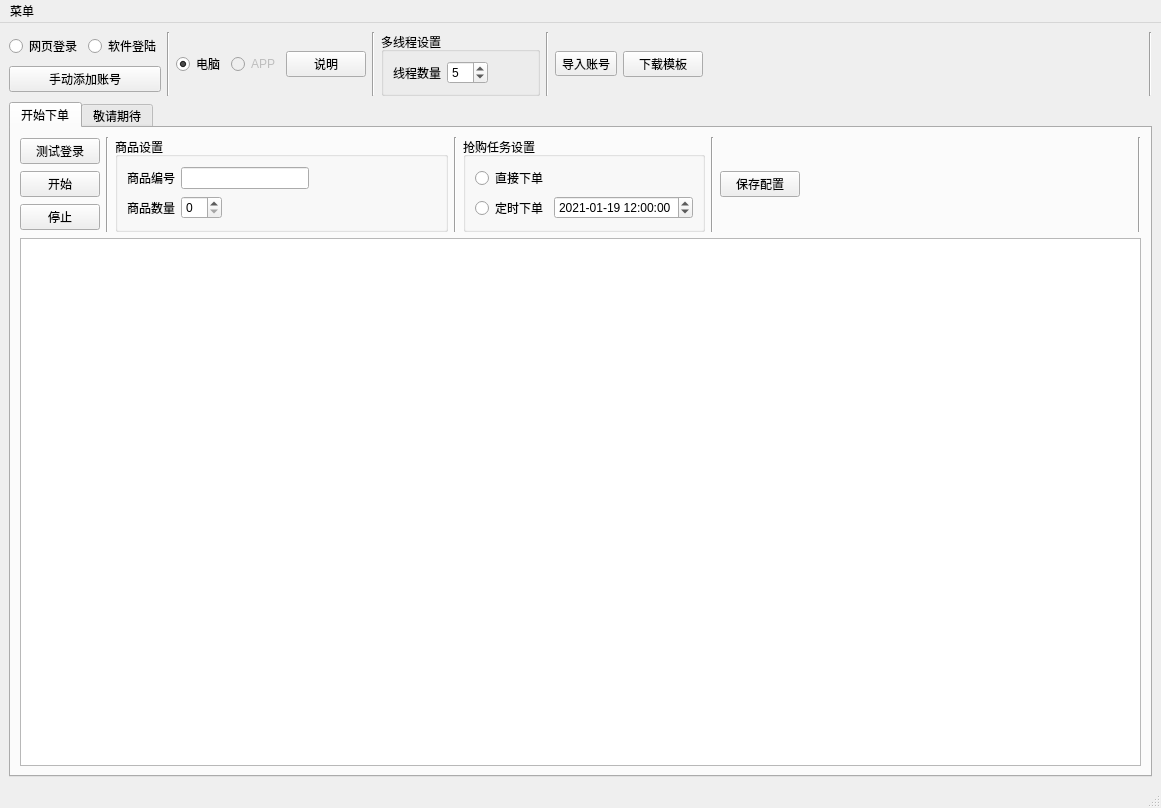
a516833759/jd_seckill, file jd_main_ui.ui: the form before one commit.
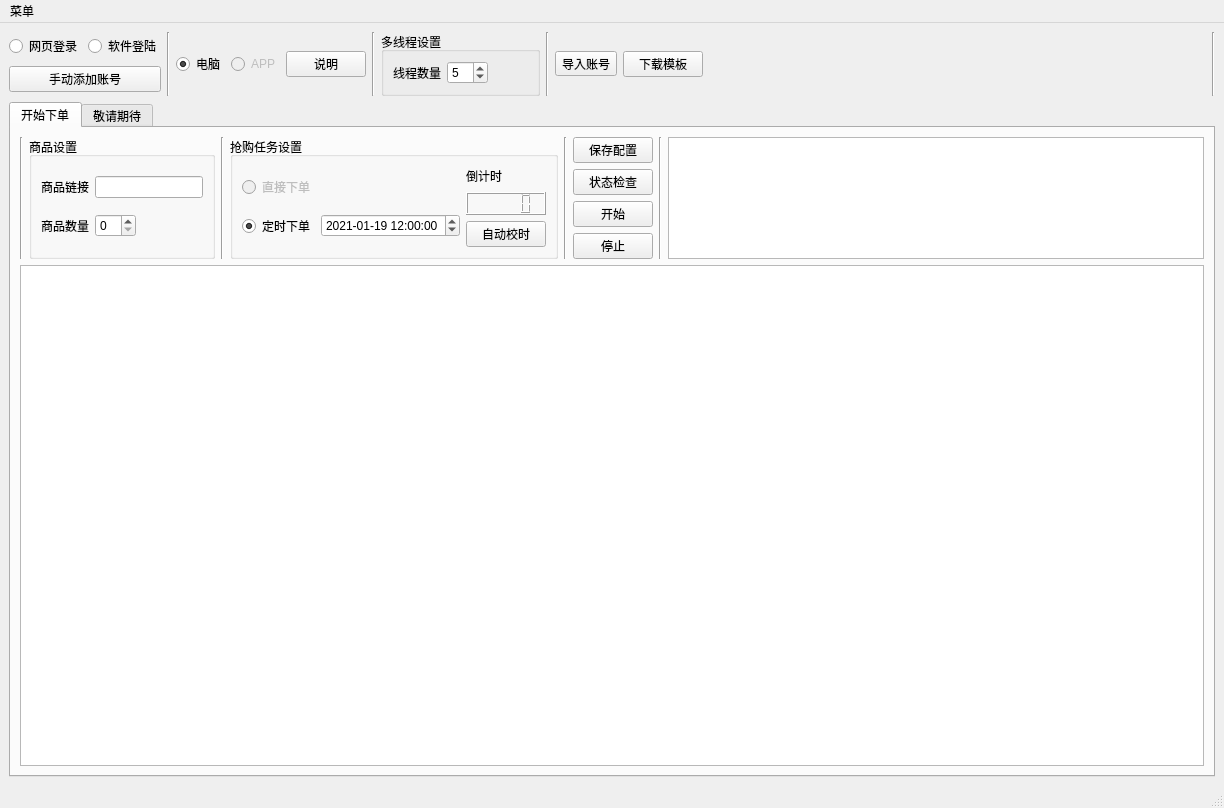
The form after the commit.

Commit message: 自动获取下单时间

Patch:
```diff
--- a/jd_main_ui.ui
+++ b/jd_main_ui.ui
@@ -6,10 +6,16 @@
    <rect>
     <x>0</x>
     <y>0</y>
-    <width>1161</width>
+    <width>1224</width>
     <height>808</height>
    </rect>
   </property>
+  <property name="sizePolicy">
+   <sizepolicy hsizetype="Fixed" vsizetype="Fixed">
+    <horstretch>0</horstretch>
+    <verstretch>0</verstretch>
+   </sizepolicy>
+  </property>
   <property name="windowTitle">
    <string>京东茅台抢购</string>
   </property>
@@ -205,31 +211,6 @@
          <layout class="QVBoxLayout" name="verticalLayout_3">
           <item>
            <layout class="QHBoxLayout" name="horizontalLayout_8">
-            <item>
-             <layout class="QVBoxLayout" name="verticalLayout_7">
-              <item>
-               <widget class="QPushButton" name="pushButton_7">
-                <property name="text">
-                 <string>测试登录</string>
-                </property>
-               </widget>
-              </item>
-              <item>
-               <widget class="QPushButton" name="pushButton_4">
-                <property name="text">
-                 <string>开始</string>
-                </property>
-               </widget>
-              </item>
-              <item>
-               <widget class="QPushButton" name="pushButton_5">
-                <property name="text">
-                 <string>停止</string>
-                </property>
-               </widget>
-              </item>
-             </layout>
-            </item>
             <item>
              <widget class="Line" name="line_7">
               <property name="orientation">
@@ -239,6 +220,12 @@
             </item>
             <item>
              <widget class="QGroupBox" name="groupBox_2">
+              <property name="sizePolicy">
+               <sizepolicy hsizetype="Fixed" vsizetype="Preferred">
+                <horstretch>0</horstretch>
+                <verstretch>0</verstretch>
+               </sizepolicy>
+              </property>
               <property name="title">
                <string>商品设置</string>
               </property>
@@ -250,26 +237,13 @@
                    <item>
                     <widget class="QLabel" name="label_2">
                      <property name="text">
-                      <string>商品编号</string>
+                      <string>商品链接</string>
                      </property>
                     </widget>
                    </item>
                    <item>
                     <widget class="QLineEdit" name="lineEdit"/>
                    </item>
-                   <item>
-                    <spacer name="horizontalSpacer_5">
-                     <property name="orientation">
-                      <enum>Qt::Horizontal</enum>
-                     </property>
-                     <property name="sizeHint" stdset="0">
-                      <size>
-                       <width>40</width>
-                       <height>20</height>
-                      </size>
-                     </property>
-                    </spacer>
-                   </item>
                   </layout>
                  </item>
                  <item>
@@ -313,6 +287,12 @@
             </item>
             <item>
              <widget class="QGroupBox" name="groupBox_3">
+              <property name="sizePolicy">
+               <sizepolicy hsizetype="Fixed" vsizetype="Preferred">
+                <horstretch>0</horstretch>
+                <verstretch>0</verstretch>
+               </sizepolicy>
+              </property>
               <property name="title">
                <string>抢购任务设置</string>
               </property>
@@ -323,9 +303,15 @@
                   <layout class="QHBoxLayout" name="horizontalLayout_11">
                    <item>
                     <widget class="QRadioButton" name="radioButton_3">
+                     <property name="enabled">
+                      <bool>false</bool>
+                     </property>
                      <property name="text">
                       <string>直接下单</string>
                      </property>
+                     <property name="checkable">
+                      <bool>false</bool>
+                     </property>
                     </widget>
                    </item>
                   </layout>
@@ -337,6 +323,9 @@
                      <property name="text">
                       <string>定时下单</string>
                      </property>
+                     <property name="checked">
+                      <bool>true</bool>
+                     </property>
                     </widget>
                    </item>
                    <item>
@@ -364,6 +353,31 @@
                  </item>
                 </layout>
                </item>
+               <item>
+                <layout class="QHBoxLayout" name="horizontalLayout_15">
+                 <item>
+                  <layout class="QVBoxLayout" name="verticalLayout_8">
+                   <item>
+                    <widget class="QLabel" name="label_4">
+                     <property name="text">
+                      <string>倒计时</string>
+                     </property>
+                    </widget>
+                   </item>
+                   <item>
+                    <widget class="QLCDNumber" name="lcdNumber"/>
+                   </item>
+                   <item>
+                    <widget class="QPushButton" name="pushButton_8">
+                     <property name="text">
+                      <string>自动校时</string>
+                     </property>
+                    </widget>
+                   </item>
+                  </layout>
+                 </item>
+                </layout>
+               </item>
               </layout>
              </widget>
             </item>
@@ -375,24 +389,36 @@
              </widget>
             </item>
             <item>
-             <widget class="QPushButton" name="pushButton_6">
-              <property name="text">
-               <string>保存配置</string>
-              </property>
-             </widget>
-            </item>
-            <item>
-             <spacer name="horizontalSpacer_2">
-              <property name="orientation">
-               <enum>Qt::Horizontal</enum>
-              </property>
-              <property name="sizeHint" stdset="0">
-               <size>
-                <width>40</width>
-                <height>20</height>
-               </size>
-              </property>
-             </spacer>
+             <layout class="QVBoxLayout" name="verticalLayout_7">
+              <item>
+               <widget class="QPushButton" name="pushButton_6">
+                <property name="text">
+                 <string>保存配置</string>
+                </property>
+               </widget>
+              </item>
+              <item>
+               <widget class="QPushButton" name="pushButton_7">
+                <property name="text">
+                 <string>状态检查</string>
+                </property>
+               </widget>
+              </item>
+              <item>
+               <widget class="QPushButton" name="pushButton_4">
+                <property name="text">
+                 <string>开始</string>
+                </property>
+               </widget>
+              </item>
+              <item>
+               <widget class="QPushButton" name="pushButton_5">
+                <property name="text">
+                 <string>停止</string>
+                </property>
+               </widget>
+              </item>
+             </layout>
             </item>
             <item>
              <widget class="Line" name="line">
@@ -401,6 +427,16 @@
               </property>
              </widget>
             </item>
+            <item>
+             <widget class="QTextBrowser" name="textBrowser">
+              <property name="sizePolicy">
+               <sizepolicy hsizetype="Expanding" vsizetype="Ignored">
+                <horstretch>0</horstretch>
+                <verstretch>0</verstretch>
+               </sizepolicy>
+              </property>
+             </widget>
+            </item>
            </layout>
           </item>
           <item>
@@ -424,7 +460,7 @@
     <rect>
      <x>0</x>
      <y>0</y>
-     <width>1161</width>
+     <width>1224</width>
      <height>24</height>
     </rect>
    </property>
```
The commit also changes 8 other files.
